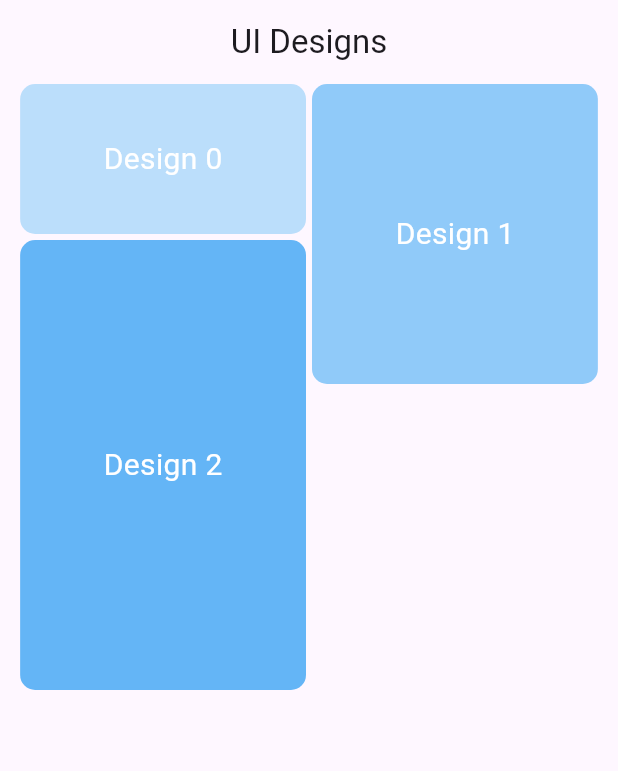
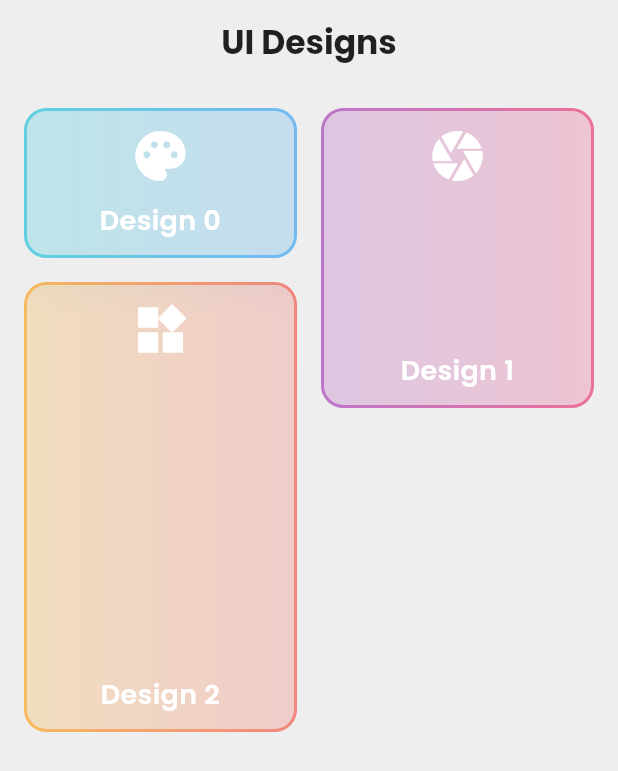
Before and after one commit to chrisokoriedev/uidesign1to100, a Flutter app: the screen it shows after launch, on a phone screen of 412 x 824 dp. Shown: the top 771 px of the screen. Run offline on Flutter 3.47's test engine with Material 3 defaults, Android fonts, the phone set to English and light mode, and no system bars; drawn by our look-alikes of glassmorphism; our stand-ins replace animate_do, flutter_staggered_animations, gap, google_fonts, responsive_sizer.

Commit message:
refactor: Update import paths to use 'util/export.dart' and remove deprecated 'export.dart'

```diff
--- a/lib/const/appcolor.dart
+++ b/lib/const/appcolor.dart
@@ -1,4 +1,4 @@
-import 'package:uidesign1to100/export.dart';
+import 'package:uidesign1to100/util/export.dart';
 
 class Appcolor {
   static const Color primaryColor = Color(0xFF000000);
--- a/lib/main.dart
+++ b/lib/main.dart
@@ -1,7 +1,7 @@
 
 
 
-import 'export.dart';
+import 'util/export.dart';
 
 void main() {
   runApp(const MyApp());
--- a/lib/pages/day1/dayone.dart
+++ b/lib/pages/day1/dayone.dart
@@ -1,6 +1,6 @@
 // ignore_for_file: deprecated_member_use
 
-import 'package:uidesign1to100/export.dart';
+import 'package:uidesign1to100/util/export.dart';
 
 class DayOne extends StatelessWidget {
   const DayOne({super.key});
--- a/lib/pages/day2/demo.dart
+++ b/lib/pages/day2/demo.dart
@@ -1,4 +1,4 @@
-import 'package:uidesign1to100/export.dart';
+import 'package:uidesign1to100/util/export.dart';
 
 class Demo extends StatelessWidget {
   const Demo({super.key});
--- a/lib/pages/main_screen/const/main_const.dart
+++ b/lib/pages/main_screen/const/main_const.dart
@@ -1,6 +1,7 @@
-import 'package:uidesign1to100/export.dart';
+import 'package:uidesign1to100/util/export.dart';
 
 final List<IconData> icons = [Icons.palette, Icons.camera, Icons.widgets];
+List<Widget> screen = [DayOne(), Demo(), Demo3()];
 
 // Add some gradients for the tiles
 final List<LinearGradient> gradients = [
--- a/lib/pages/main_screen/main_list.dart
+++ b/lib/pages/main_screen/main_list.dart
@@ -1,6 +1,4 @@
-import 'package:uidesign1to100/export.dart';
-
-List<Widget> screen = [DayOne(), Demo(), Demo3()];
+import 'package:uidesign1to100/util/export.dart';
 
 class MainListScreen extends StatelessWidget {
   const MainListScreen({super.key});
@@ -8,22 +6,42 @@ class MainListScreen extends StatelessWidget {
   @override
   Widget build(BuildContext context) {
     return Scaffold(
-      appBar: AppBar(centerTitle: true, title: const Text('UI Designs')),
-      body: Padding(
-        padding: EdgeInsets.symmetric(horizontal: 15.sp),
+      backgroundColor: Colors.grey[200], // A slightly off-white background
+      appBar: AppBar(
+        centerTitle: true,
+        backgroundColor: Colors.transparent,
+        elevation: 0,
+        title: Text(
+          'UI Designs',
+          style: GoogleFonts.poppins(
+            fontWeight: FontWeight.bold,
+            color: Colors.black87,
+          ),
+        ),
+      ),
+      body: AnimationLimiter( // Sets up the context for staggered animations
         child: MasonryGridView.count(
           crossAxisCount: 2,
-          mainAxisSpacing: 4,
-          crossAxisSpacing: 4,
+          mainAxisSpacing: 16,
+          crossAxisSpacing: 16,
+          padding: const EdgeInsets.all(16.0),
           itemCount: screen.length,
           itemBuilder: (context, index) {
-            return tile(
+            return AnimationConfiguration.staggeredGrid(
+              position: index,
+              duration: const Duration(milliseconds: 375),
+              columnCount: 2,
+              child: ScaleAnimation( // Each tile will scale in
+                child: FadeInAnimation( // And fade in
+                  child: ModernUiTile(
                     index: index,
-              extent: (index % 3 + 1) * 100,
-              onTap:
-                  () => Navigator.push(
+                    extent: (index % 3 + 1) * 100.0,
+                    onTap: () => Navigator.push(
                       context,
                       MaterialPageRoute(builder: (_) => screen[index]),
+                    ),
+                  ),
+                ),
               ),
             );
           },
@@ -33,25 +51,116 @@ class MainListScreen extends StatelessWidget {
   }
 }
 
-Widget tile({
-  required int index,
-  required double extent,
-  required VoidCallback onTap,
-}) {
+class ModernUiTile extends StatelessWidget {
+  final int index;
+  final double extent;
+  final VoidCallback onTap;
+
+  const ModernUiTile({
+    super.key,
+    required this.index,
+    required this.extent,
+    required this.onTap,
+  });
+
+  @override
+  Widget build(BuildContext context) {
     return GestureDetector(
       onTap: onTap,
-    child: Container(
+      child: GlassmorphicContainer(
+        width: double.infinity,
         height: extent,
-      decoration: BoxDecoration(
-        color: Colors.blue[(index % 9 + 1) * 100],
-        borderRadius: BorderRadius.circular(10),
+        borderRadius: 15,
+        blur: 10, // The blur intensity for the "frosted glass"
+        alignment: Alignment.bottomCenter,
+        border: 2,
+        linearGradient: gradients[index % gradients.length].withOpacity(0.2),
+        borderGradient: gradients[index % gradients.length].withOpacity(0.5),
+        child: Padding(
+          padding: const EdgeInsets.all(12.0),
+          child: Column(
+            mainAxisAlignment: MainAxisAlignment.center,
+            crossAxisAlignment: CrossAxisAlignment.center,
+            children: [
+              Icon(icons[index % icons.length], color: Colors.white, size: 40),
+              const Spacer(),
+              Text(
+                'Design $index',
+                textAlign: TextAlign.center,
+                style: GoogleFonts.poppins(
+                  color: Colors.white,
+                  fontSize: 18,
+                  fontWeight: FontWeight.w600,
                 ),
-      child: Center(
-        child: Text(
-          'Design $index',
-          style: TextStyle(color: Colors.white, fontSize: 20),
+              ),
+            ],
           ),
         ),
       ),
     );
   }
+}
+
+// Helper to add opacity to gradients
+extension GradientOpacity on LinearGradient {
+  LinearGradient withOpacity(double opacity) {
+    return LinearGradient(
+      colors: colors.map((c) => c.withOpacityN(opacity)).toList(),
+      begin: begin,
+      end: end,
+    );
+  }
+}
+// class MainListScreen extends StatelessWidget {
+//   const MainListScreen({super.key});
+
+//   @override
+//   Widget build(BuildContext context) {
+//     return Scaffold(
+//       appBar: AppBar(centerTitle: true, title: const Text('UI Designs')),
+//       body: Padding(
+//         padding: EdgeInsets.symmetric(horizontal: 15.sp),
+//         child: MasonryGridView.count(
+//           crossAxisCount: 2,
+//           mainAxisSpacing: 4,
+//           crossAxisSpacing: 4,
+//           itemCount: screen.length,
+//           itemBuilder: (context, index) {
+//             return tile(
+//               index: index,
+//               extent: (index % 3 + 1) * 100,
+//               onTap:
+//                   () => Navigator.push(
+//                     context,
+//                     MaterialPageRoute(builder: (_) => screen[index]),
+//                   ),
+//             );
+//           },
+//         ),
+//       ),
+//     );
+//   }
+// }
+
+// Widget tile({
+//   required int index,
+//   required double extent,
+//   required VoidCallback onTap,
+// }) {
+//   return GestureDetector(
+//     onTap: onTap,
+//     child: Container(
+//       height: extent,
+//       decoration: BoxDecoration(
+//         color: Colors.blue[(index % 9 + 1) * 100],
+//         borderRadius: BorderRadius.circular(10),
+//       ),
+//       child: Center(
+//         child: Text(
+//           'Design $index',
+//           style: TextStyle(color: Colors.white, fontSize: 20),
+//         ),
+//       ),
+//     ),
+//   );
+// }
--- a/lib/export.dart
+++ b/lib/util/export.dart
@@ -12,6 +12,9 @@ export 'package:flutter_staggered_grid_view/flutter_staggered_grid_view.dart';
 export 'package:flutter_staggered_animations/flutter_staggered_animations.dart';
 export 'package:glassmorphism/glassmorphism.dart';
 export 'package:google_fonts/google_fonts.dart';
+export 'package:uidesign1to100/pages/main_screen/const/main_const.dart';
+export 'package:uidesign1to100/util/extension.dart';
+
 
 // export '';
 // export '';
```
Also changed, not shown: lib/util/extension.dart (added, +52 -0 lines). Lines whose indentation alone changed are shown as unchanged.
